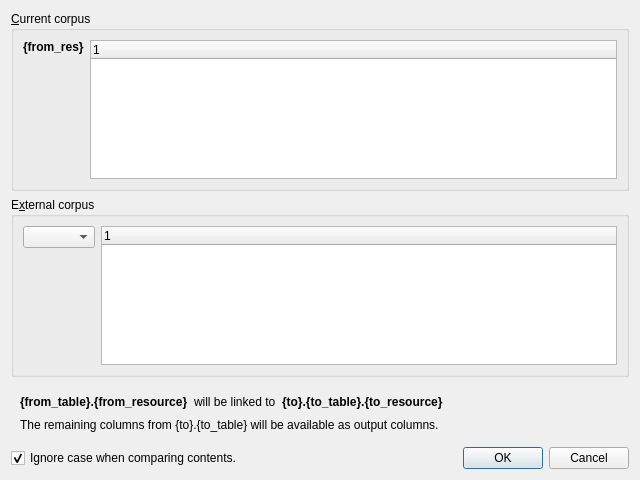
First picture: the form in coquery/gui/ui/linkselect.ui, repository gkunter/coquery, before the edit.
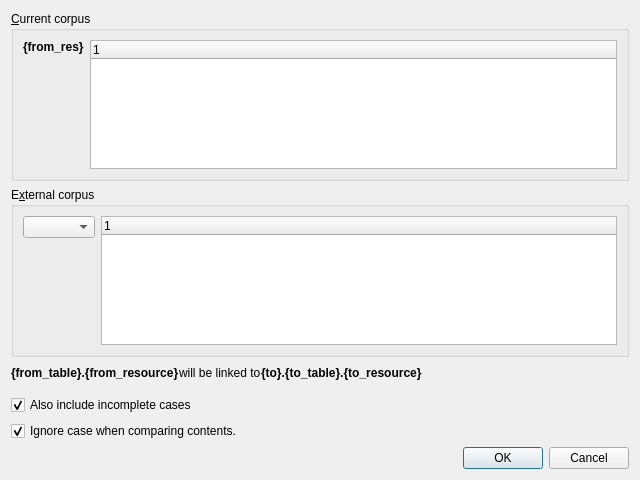
Second picture: the form after the edit. Custom widgets are drawn as their Qt base class.

Commit message: Allow inner joins for linked tables

```diff
--- a/coquery/gui/ui/linkselect.ui
+++ b/coquery/gui/ui/linkselect.ui
@@ -19,7 +19,7 @@
   <property name="windowTitle">
    <string>Select link column – Coquery</string>
   </property>
-  <layout class="QVBoxLayout" name="verticalLayout" stretch="1,1,0,0">
+  <layout class="QVBoxLayout" name="verticalLayout" stretch="1,1,0,0,0">
    <item>
     <widget class="QGroupBox" name="group_current_corpus">
      <property name="title">
@@ -92,6 +92,21 @@
    <item>
     <widget class="QWidget" name="widget_link_info" native="true">
      <layout class="QVBoxLayout" name="verticalLayout_3">
+      <property name="spacing">
+       <number>0</number>
+      </property>
+      <property name="leftMargin">
+       <number>0</number>
+      </property>
+      <property name="topMargin">
+       <number>0</number>
+      </property>
+      <property name="rightMargin">
+       <number>0</number>
+      </property>
+      <property name="bottomMargin">
+       <number>0</number>
+      </property>
       <item>
        <layout class="QHBoxLayout" name="horizontalLayout_2">
         <item>
@@ -130,22 +145,15 @@
         </item>
        </layout>
       </item>
-      <item>
-       <widget class="QLabel" name="label_explain">
-        <property name="text">
-         <string>The remaining columns from {to}.{to_table} will be available as output columns.</string>
-        </property>
-        <property name="wordWrap">
-         <bool>true</bool>
-        </property>
-       </widget>
-      </item>
      </layout>
     </widget>
    </item>
    <item>
-    <layout class="QHBoxLayout" name="horizontalLayout">
-     <item>
+    <layout class="QGridLayout" name="gridLayout_3">
+     <property name="topMargin">
+      <number>6</number>
+     </property>
+     <item row="1" column="0">
       <widget class="QCheckBox" name="checkBox">
        <property name="text">
         <string>Ignore case when comparing contents.</string>
@@ -155,6 +163,20 @@
        </property>
       </widget>
      </item>
+     <item row="0" column="0">
+      <widget class="QCheckBox" name="check_left_join">
+       <property name="text">
+        <string>Also include incomplete cases</string>
+       </property>
+       <property name="checked">
+        <bool>true</bool>
+       </property>
+      </widget>
+     </item>
+    </layout>
+   </item>
+   <item>
+    <layout class="QHBoxLayout" name="horizontalLayout">
      <item>
       <spacer name="horizontalSpacer">
        <property name="orientation">
```
The commit also changes 3 other files.
